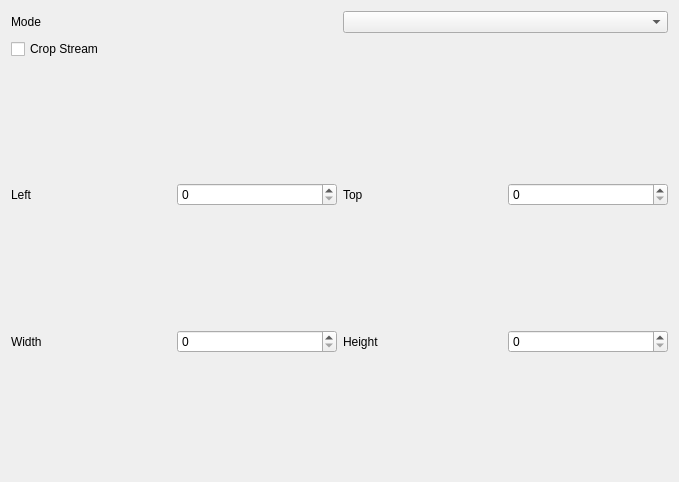
cgytrus/OpenRGBEffectsPlugin, file Effects/AmbientObs/AmbientObs.ui: the form before one commit.
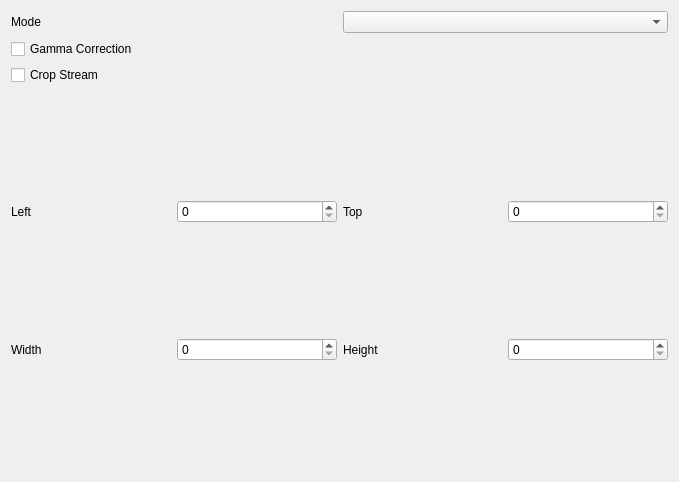
The form after the commit.

Commit message: fix crop and add gamma correction option to ambient obs

What changed in the file:
```diff
--- a/Effects/AmbientObs/AmbientObs.ui
+++ b/Effects/AmbientObs/AmbientObs.ui
@@ -22,13 +22,20 @@
     <widget class="QComboBox" name="mode"/>
    </item>
    <item row="1" column="0">
+    <widget class="QCheckBox" name="gammaCorrection">
+     <property name="text">
+      <string>Gamma Correction</string>
+     </property>
+    </widget>
+   </item>
+   <item row="2" column="0">
     <widget class="QCheckBox" name="crop">
      <property name="text">
       <string>Crop Stream</string>
      </property>
     </widget>
    </item>
-   <item row="2" column="0" colspan="2">
+   <item row="3" column="0" colspan="2">
     <widget class="QFrame" name="cropFrame">
      <property name="frameShape">
       <enum>QFrame::Shape::NoFrame</enum>
```
The commit also changes 2 other files.
